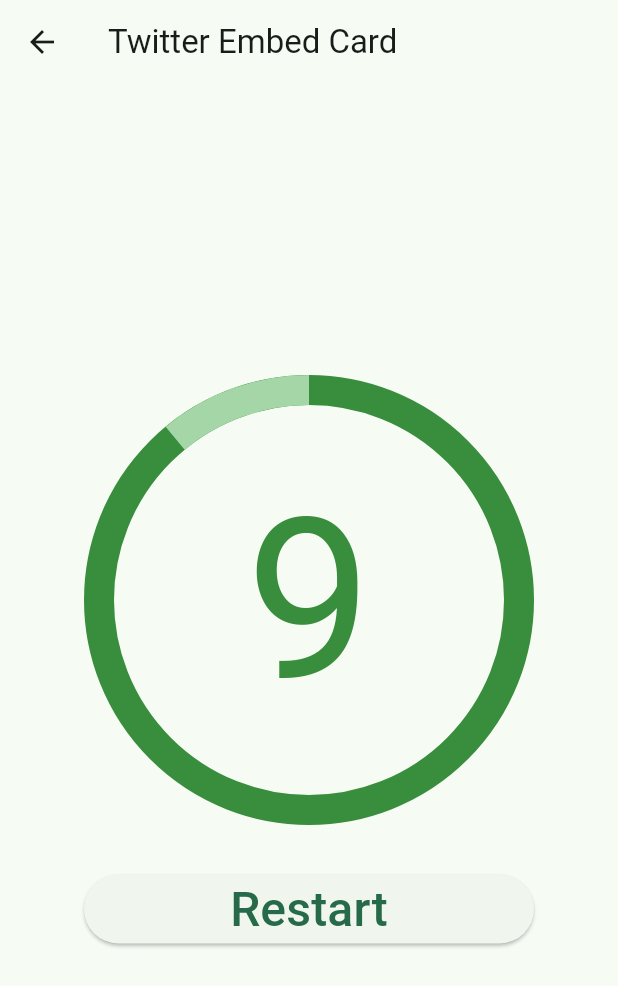
After one commit to martynov-alex/flutter_ui_challenges, a Flutter app: the RadialCountdownTimerScreen screen opened by its route, after a tap on "Restart", on a phone screen of 412 x 824 dp. The commit adds this screen. Shown: the top 986 px of the screen. Run offline on Flutter 3.47's test engine with Material 3 defaults, Android fonts, the phone set to English and light mode, and no system bars; our stand-ins replace decimal, fl_chart, flutter_riverpod, flutter_svg, go_router, riverpod_annotation and 1 more; generated files the repository leaves out were written again; project files that could hold a hidden picture were left out.

Commit message:
Add Radial Countdown Timer challenge

```diff
--- a/lib/app/common/constants/challenge_list.dart
+++ b/lib/app/common/constants/challenge_list.dart
@@ -22,4 +22,9 @@ final codeWithAndreaChallengeList = <ChallengeInfo>[
     icon: Icons.smart_button,
     route: AppRoute.pushable3DButton.name,
   ),
+  ChallengeInfo(
+    title: 'Radial Countdown Timer'.hardcoded,
+    icon: Icons.timelapse_outlined,
+    route: AppRoute.radialCountdownTimer.name,
+  ),
 ];
--- /dev/null
+++ b/lib/app/feature/radial_countdown_timer/radial_countdown_timer_screen.dart
@@ -0,0 +1,279 @@
+import 'dart:math';
+
+import 'package:flutter/material.dart';
+import 'package:flutter/scheduler.dart';
+import 'package:flutter_ui_challenges/core/localization/string_hardcoded.dart';
+
+class RadialCountdownTimerScreen extends StatelessWidget {
+  const RadialCountdownTimerScreen({super.key});
+
+  @override
+  Widget build(BuildContext context) {
+    return Scaffold(
+      appBar: AppBar(
+        title: Text('Twitter Embed Card'.hardcoded),
+      ),
+      body: const Padding(
+        padding: EdgeInsets.all(16.0),
+        // Use Center as layout has unconstrained width (loose constraints),
+        // together with SizedBox to specify the max width (tight constraints)
+        // See this thread for more info:
+        // https://twitter.com/biz84/status/1445400059894542337
+        child: Center(
+          child: SizedBox(
+            width: 300, // max allowed width
+            child: CountdownAndRestart(),
+          ),
+        ),
+      ),
+    );
+  }
+}
+
+/// Main demo UI (countdown + restart button)
+/// Uses a Ticker to ensure the countdown ring updates with the screen vsync
+/// Learn more: https://codewithandrea.com/articles/flutter-timer-vs-ticker/
+class CountdownAndRestart extends StatefulWidget {
+  const CountdownAndRestart({super.key});
+
+  @override
+  CountdownAndRestartState createState() => CountdownAndRestartState();
+}
+
+class CountdownAndRestartState extends State<CountdownAndRestart>
+    with SingleTickerProviderStateMixin {
+  static const maxWidth = 300.0;
+  // countdown duration
+  static const timeoutInSeconds = 10;
+  // elapsed time
+  Duration _elapsed = Duration.zero;
+
+  // derived values
+  // remaining time (capped to 0 to avoid negative numbers)
+  int get _remainingTime => max(0, timeoutInSeconds - _elapsed.inSeconds);
+  // do the calculation in milliseconds for better precision
+  double get _countdownProgress =>
+      _elapsed.inMilliseconds / (1000 * timeoutInSeconds.toDouble());
+
+  late final Ticker _ticker;
+
+  @override
+  void initState() {
+    super.initState();
+    // create ticker
+    _ticker = createTicker((elapsed) {
+      setState(() => _elapsed = elapsed);
+      // after timeout, stop ticker to avoid unnecessary rebuilds
+      if (_elapsed.inSeconds >= timeoutInSeconds) {
+        _ticker.stop();
+      }
+    });
+    // and start it
+    _ticker.start();
+  }
+
+  @override
+  void dispose() {
+    _ticker.dispose();
+    super.dispose();
+  }
+
+  void _restart() {
+    _ticker.stop();
+    _ticker.start();
+  }
+
+  @override
+  Widget build(BuildContext context) {
+    return Column(
+      mainAxisSize: MainAxisSize.min,
+      crossAxisAlignment: CrossAxisAlignment.stretch,
+      children: [
+        CountdownRenderer(
+          progress: _countdownProgress,
+          remainingTime: _remainingTime,
+        ),
+        const SizedBox(height: 32),
+        ElevatedButton(
+          onPressed: _restart,
+          child: const Text(
+            'Restart',
+            style: TextStyle(fontSize: 32),
+            textAlign: TextAlign.center,
+          ),
+        ),
+      ],
+    );
+  }
+}
+
+class CountdownRenderer extends StatelessWidget {
+  const CountdownRenderer({
+    super.key,
+    required this.progress,
+    required this.remainingTime,
+  });
+  final double progress;
+  final int remainingTime;
+
+  static const _color = Colors.green;
+
+  @override
+  Widget build(BuildContext context) {
+    return AspectRatio(
+      aspectRatio: 1.0,
+      child: Stack(
+        children: [
+          // * can be swapped with RingWithCustomPainter
+          RingWithCustomPainter(
+            progress: progress,
+            foregroundColor: _color.shade700,
+            backgroundColor: _color.shade200,
+          ),
+          Center(
+            child: RemainingTimeText(
+              remaining: remainingTime,
+              color: _color.shade700,
+            ),
+          ),
+        ],
+      ),
+    );
+  }
+}
+
+class RemainingTimeText extends StatelessWidget {
+  const RemainingTimeText({
+    super.key,
+    required this.remaining,
+    required this.color,
+  });
+  final int remaining;
+  final Color color;
+
+  @override
+  Widget build(BuildContext context) {
+    return LayoutBuilder(
+      builder: (context, constraints) {
+        final width = constraints.maxWidth;
+        return Text(
+          remaining.toString(),
+          style: TextStyle(
+            fontSize: width / 2,
+            color: color,
+          ),
+        );
+      },
+    );
+  }
+}
+
+/// Simple ring implementation that uses a CircularProgressIndicator
+class RingWithoutCustomPainter extends StatelessWidget {
+  const RingWithoutCustomPainter({
+    super.key,
+    required this.progress,
+    required this.foregroundColor,
+    required this.backgroundColor,
+  });
+  final double progress;
+  final Color foregroundColor;
+  final Color backgroundColor;
+
+  @override
+  Widget build(BuildContext context) {
+    return LayoutBuilder(
+      builder: (context, constraints) {
+        final strokeWidth = constraints.maxWidth / 15.0;
+
+        return AspectRatio(
+          aspectRatio: 1.0,
+          child: Padding(
+            // Use padding to ensure we don't go beyond the constraints
+            padding: EdgeInsets.all(strokeWidth / 2.0),
+            child: Transform(
+              alignment: Alignment.center,
+              // Rotate 180 degrees to "flip" the animation horizontally
+              transform: Matrix4.rotationY(pi),
+              child: CircularProgressIndicator(
+                value: progress,
+                strokeWidth: strokeWidth,
+                valueColor: AlwaysStoppedAnimation<Color>(backgroundColor),
+                backgroundColor: foregroundColor,
+              ),
+            ),
+          ),
+        );
+      },
+    );
+  }
+}
+
+/// More advanced implementation that uses a custom painter
+class RingWithCustomPainter extends StatelessWidget {
+  const RingWithCustomPainter({
+    super.key,
+    required this.progress,
+    required this.foregroundColor,
+    required this.backgroundColor,
+  });
+  final double progress;
+  final Color foregroundColor;
+  final Color backgroundColor;
+
+  @override
+  Widget build(BuildContext context) {
+    return AspectRatio(
+      aspectRatio: 1.0,
+      child: CustomPaint(
+        painter: RingPainter(
+          progress: progress,
+          foregroundColor: foregroundColor,
+          backgroundColor: backgroundColor,
+        ),
+      ),
+    );
+  }
+}
+
+class RingPainter extends CustomPainter {
+  RingPainter({
+    required this.progress,
+    required this.foregroundColor,
+    required this.backgroundColor,
+  });
+  final double progress;
+  final Color foregroundColor;
+  final Color backgroundColor;
+
+  @override
+  void paint(Canvas canvas, Size size) {
+    final strokeWidth = size.width / 15.0;
+    final center = Offset(size.width / 2, size.height / 2);
+    final radius = (size.width - strokeWidth) / 2;
+
+    final backgroundPaint = Paint()
+      ..isAntiAlias = true
+      ..strokeWidth = strokeWidth
+      ..color = foregroundColor
+      ..style = PaintingStyle.stroke;
+    canvas.drawCircle(center, radius, backgroundPaint);
+
+    final foregroundPaint = Paint()
+      ..isAntiAlias = true
+      ..strokeWidth = strokeWidth
+      ..color = backgroundColor
+      ..style = PaintingStyle.stroke;
+    canvas.drawArc(
+      Rect.fromCircle(center: center, radius: radius),
+      -pi / 2,
+      -2 * pi * progress,
+      false,
+      foregroundPaint,
+    );
+  }
+
+  @override
+  bool shouldRepaint(covariant RingPainter oldDelegate) =>
+      oldDelegate.progress != progress;
+}
--- a/lib/core/routing/app_router.dart
+++ b/lib/core/routing/app_router.dart
@@ -1,8 +1,5 @@
 import 'package:flutter_ui_challenges/app/feature/challenges/presentation/examples_screen/challenges_screen.dart';
-import 'package:flutter_ui_challenges/core/routing/routes/crypto_platform_route.dart';
-import 'package:flutter_ui_challenges/core/routing/routes/pushable_3d_button_route.dart';
-import 'package:flutter_ui_challenges/core/routing/routes/settings_route.dart';
-import 'package:flutter_ui_challenges/core/routing/routes/twitter_embed_card_route.dart';
+import 'package:flutter_ui_challenges/core/routing/routes/routes.dart';
 import 'package:go_router/go_router.dart';
 import 'package:riverpod_annotation/riverpod_annotation.dart';
 
@@ -14,6 +11,7 @@ enum AppRoute {
   cryptoPlatform('crypto_platform'),
   twitterEmbedCard('twitter_embed_card'),
   pushable3DButton('pushable_3d_button'),
+  radialCountdownTimer('radial_countdown_timer'),
   ;
 
   const AppRoute(this.path);
@@ -35,6 +33,7 @@ GoRouter goRouter(GoRouterRef ref) {
           cryptoPlatformRoute,
           twitterEmbedCardRoute,
           pushable3DButtonRoute,
+          radialCountdownTimerRoute,
         ],
       ),
     ],
--- /dev/null
+++ b/lib/core/routing/routes/radial_countdown_timer_route.dart
@@ -0,0 +1,9 @@
+import 'package:flutter_ui_challenges/app/feature/radial_countdown_timer/radial_countdown_timer_screen.dart';
+import 'package:flutter_ui_challenges/core/routing/app_router.dart';
+import 'package:go_router/go_router.dart';
+
+final radialCountdownTimerRoute = GoRoute(
+  path: AppRoute.radialCountdownTimer.path,
+  name: AppRoute.radialCountdownTimer.name,
+  builder: (_, __) => const RadialCountdownTimerScreen(),
+);
--- /dev/null
+++ b/lib/core/routing/routes/routes.dart
@@ -0,0 +1,5 @@
+export 'crypto_platform_route.dart';
+export 'pushable_3d_button_route.dart';
+export 'radial_countdown_timer_route.dart';
+export 'settings_route.dart';
+export 'twitter_embed_card_route.dart';
```
